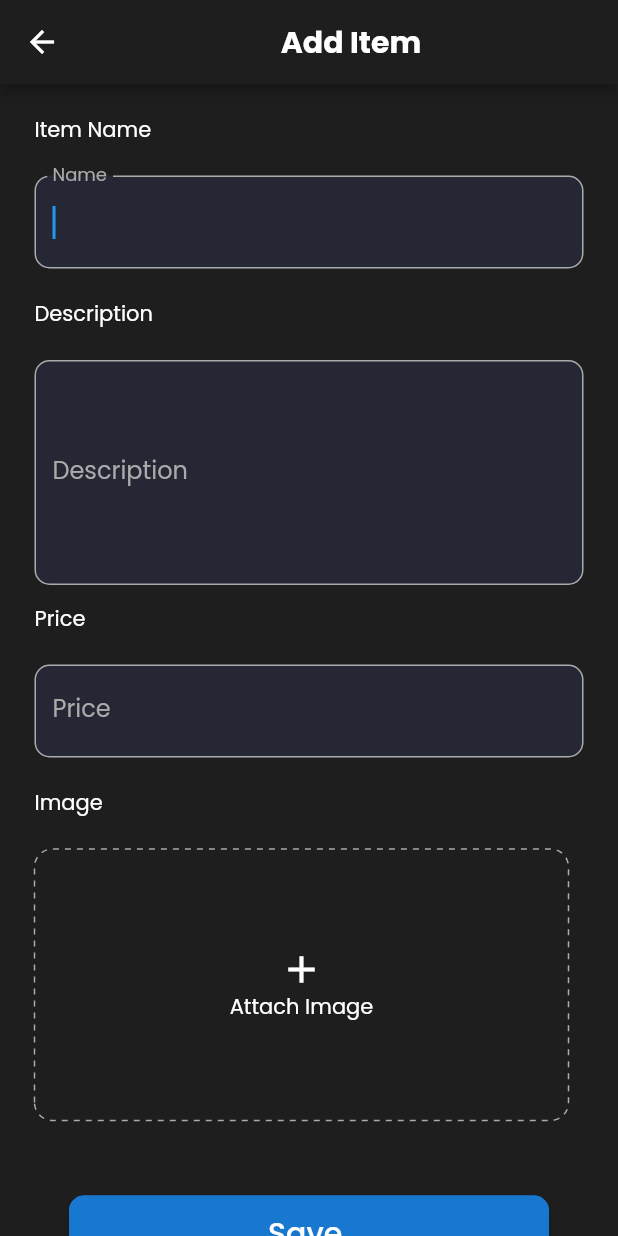
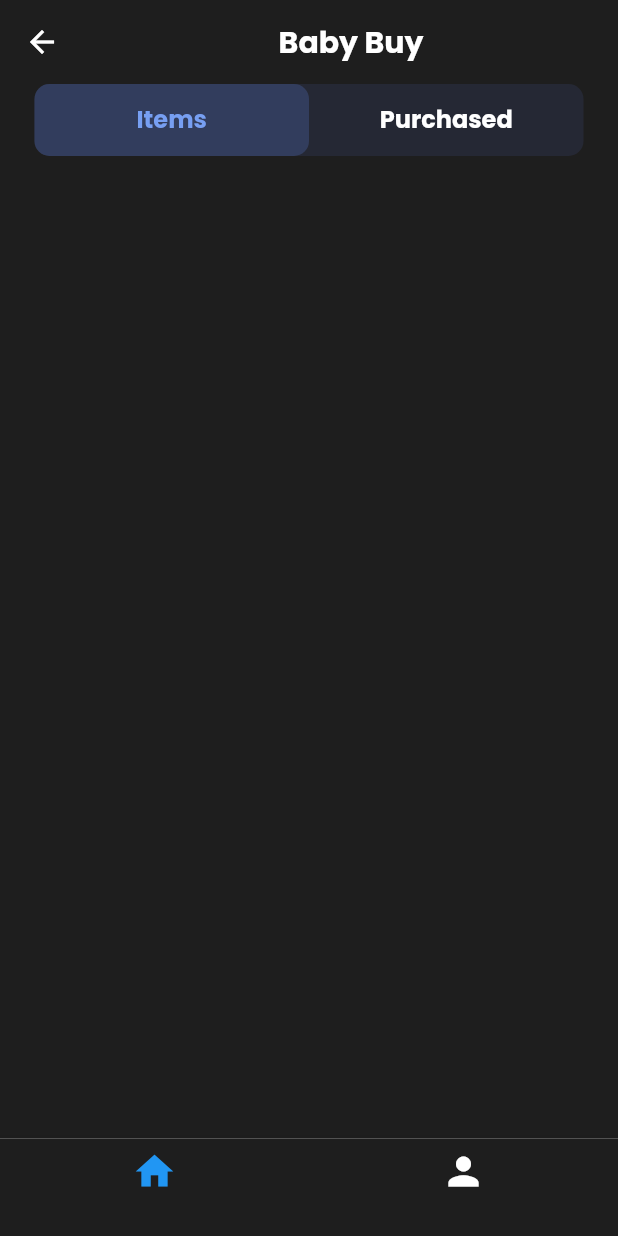
Before and after one commit to bidhan11/Baby-Needs-Flutter-project, a Flutter app: the SignInPage screen opened by its route, after a tap on "Sign In", on a phone screen of 412 x 824 dp. Run offline on Flutter 3.47's test engine with Material 2 defaults, Android fonts, the phone set to English and light mode, and no system bars; drawn by our look-alikes of dotted_border; our stand-ins replace get.

Commit message:
nav bar done

```diff
--- a/lib/routes/approutes.dart
+++ b/lib/routes/approutes.dart
@@ -1,6 +1,7 @@
 import 'package:baby_needs/controllers/splash_screen_controller.dart';
 import 'package:baby_needs/view/add_item_page.dart';
 import 'package:baby_needs/view/edit_item_page.dart';
+import 'package:baby_needs/view/home_page.dart';
 import 'package:baby_needs/view/intro_page.dart';
 import 'package:baby_needs/view/mothers_details_page.dart';
 import 'package:baby_needs/view/password_reset.dart';
@@ -8,6 +9,8 @@ import 'package:baby_needs/view/profile_page.dart';
 import 'package:baby_needs/view/sign_in_page.dart';
 import 'package:baby_needs/view/sign_up_page.dart';
 import 'package:baby_needs/view/splash_screen.dart';
+import 'package:baby_needs/widget/bottom_nav_bar.dart';
+import 'package:flutter/material.dart';
 import 'package:get/get.dart';
 
 var routes = [
@@ -25,5 +28,6 @@ var routes = [
   GetPage(name: PasswordReset.routename, page: () => const PasswordReset()),
   GetPage(name: ProfilePage.routename, page: () => const ProfilePage()),
   GetPage(name: AddItemPage.routename, page: () => const AddItemPage()),
-  GetPage(name: EditItemPage.routename, page: () => const EditItemPage()),
+  GetPage(name: HomePage.routename, page: () => const HomePage()),
+  GetPage(name: NavBar.routename, page: () => NavBar()),
 ];
--- a/lib/utils/colors.dart
+++ b/lib/utils/colors.dart
@@ -8,4 +8,5 @@ class AppColor {
   static const highlight = Color(0xff252834);
   static const texthighlight = Color(0xffAAAAAA);
   static const alert = Color(0xffFF3737);
+  static const indicator = Color(0xff323D5D);
 }
--- a/lib/view/add_item_page.dart
+++ b/lib/view/add_item_page.dart
@@ -102,17 +102,17 @@ class AddItemPage extends StatelessWidget {
                     ),
                   ),
                 ),
-                Padding(
-                  padding: const EdgeInsets.only(top: 50.0, left: 23, right: 23),
-                  child: SizedBox(
-                    width: 344,
-                    child: CustomButton(
-                        buttonname: "Save ",
-                        bordercolor: AppColor.bordercolor,
-                        buttoncolor: AppColor.bordercolor,
-                        onPressed: () {}),
-                  ),
+                const SizedBox(
+                  height: 40,
                 ),
+                CustomButton(
+                    buttonname: "Save ",
+                    bordercolor: AppColor.bordercolor,
+                    buttoncolor: AppColor.bordercolor,
+                    onPressed: () {}),
+                const SizedBox(
+                  height: 40,
+                )
               ],
             ),
           ),
--- /dev/null
+++ b/lib/view/home_page.dart
@@ -0,0 +1,33 @@
+import 'package:baby_needs/utils/colors.dart';
+import 'package:baby_needs/widget/bottom_nav_bar.dart';
+import 'package:baby_needs/widget/custom/custom_nav_bar.dart';
+import 'package:flutter/material.dart';
+
+class HomePage extends StatelessWidget {
+  static final String routename = "/HomePage";
+  const HomePage({super.key});
+
+  @override
+  Widget build(BuildContext context) {
+    return Scaffold(
+      backgroundColor: AppColor.homecolor,
+      appBar: AppBar(
+        elevation: 0,
+        backgroundColor: AppColor.homecolor,
+        title: const Center(
+            child: Text(
+          "Baby Buy",
+          style: TextStyle(fontSize: 20, fontWeight: FontWeight.bold),
+        )),
+      ),
+      body: Padding(
+        padding: const EdgeInsets.only(left: 23.0, right: 23),
+        child: Column(
+          children: const [
+            TabMenu(),
+          ],
+        ),
+      ),
+    );
+  }
+}
--- a/lib/view/intro_page.dart
+++ b/lib/view/intro_page.dart
@@ -25,10 +25,8 @@ class IntroPage extends StatelessWidget {
               padding: const EdgeInsets.only(top: 40.0, right: 66, left: 67),
               child: const Text(
                 "Welcome to Baby Buy",
-                style: TextStyle(
-                    fontSize: 20,
-                    color: AppColor.textcolor,
-                    fontWeight: FontWeight.bold),
+                style:
+                    TextStyle(fontSize: 20, color: AppColor.textcolor, fontWeight: FontWeight.bold),
               ),
             ),
             // ignore: prefer_const_constructors
@@ -41,7 +39,7 @@ class IntroPage extends StatelessWidget {
               ),
             ),
             Padding(
-              padding: const EdgeInsets.only(top: 62.0),
+              padding: const EdgeInsets.only(left: 59.0, right: 48, top: 62),
               child: CustomButton(
                 buttonname: "Sign Up",
                 bordercolor: AppColor.bordercolor,
@@ -52,7 +50,7 @@ class IntroPage extends StatelessWidget {
               ),
             ),
             Padding(
-              padding: const EdgeInsets.only(top: 40.0),
+              padding: const EdgeInsets.only(left: 59.0, right: 48, top: 40),
               child: CustomButton(
                 buttonname: "Sign In",
                 bordercolor: AppColor.bordercolor,
--- a/lib/view/mothers_details_page.dart
+++ b/lib/view/mothers_details_page.dart
@@ -1,4 +1,5 @@
 import 'package:baby_needs/utils/colors.dart';
+import 'package:baby_needs/view/home_page.dart';
 import 'package:baby_needs/view/password_reset.dart';
 import 'package:baby_needs/widget/custom/custom_button.dart';
 import 'package:baby_needs/widget/custom_text_field.dart';
@@ -35,9 +36,7 @@ class MothersDetailsPage extends StatelessWidget {
                   child: const Text(
                     "Mother Details",
                     style: TextStyle(
-                        color: AppColor.textcolor,
-                        fontSize: 32,
-                        fontWeight: FontWeight.bold),
+                        color: AppColor.textcolor, fontSize: 32, fontWeight: FontWeight.bold),
                   ),
                 ),
               ),
@@ -61,13 +60,13 @@ class MothersDetailsPage extends StatelessWidget {
                     fieldName: "Delivery Date",
                   )),
               Padding(
-                padding: const EdgeInsets.only(top: 46.0),
+                padding: const EdgeInsets.only(top: 46.0, left: 53, right: 53),
                 child: CustomButton(
                   buttonname: "Continue",
                   bordercolor: AppColor.bordercolor,
                   buttoncolor: AppColor.bordercolor,
                   onPressed: () {
-                    Get.offNamed("ProfilePage");
+                    Get.offNamed(HomePage.routename);
                   },
                 ),
               ),
--- a/lib/view/profile_page.dart
+++ b/lib/view/profile_page.dart
@@ -18,7 +18,7 @@ class ProfilePage extends StatelessWidget {
           backgroundColor: AppColor.homecolor,
           title: const Center(
               child: Text(
-            "Change Password",
+            "Profile Page",
             style: TextStyle(fontWeight: FontWeight.bold, fontSize: 20),
           ))),
       // ignore: prefer_const_constructors
@@ -33,9 +33,7 @@ class ProfilePage extends StatelessWidget {
                 padding: EdgeInsets.only(top: 20.0),
                 child: Center(
                   child: CircleAvatar(
-                      radius: 70,
-                      backgroundImage:
-                          AssetImage("assets/images/profile.jpeg")),
+                      radius: 70, backgroundImage: AssetImage("assets/images/profile.jpeg")),
                 ),
               ),
               const Padding(
@@ -44,9 +42,7 @@ class ProfilePage extends StatelessWidget {
                   child: Text(
                     "Zane Sharma",
                     style: TextStyle(
-                        color: AppColor.textcolor,
-                        fontSize: 16,
-                        fontWeight: FontWeight.w800),
+                        color: AppColor.textcolor, fontSize: 16, fontWeight: FontWeight.w800),
                   ),
                 ),
               ),
@@ -56,9 +52,7 @@ class ProfilePage extends StatelessWidget {
                   child: Text(
                     "zanesharma@gmail.com",
                     style: TextStyle(
-                        color: AppColor.textcolor,
-                        fontSize: 12,
-                        fontWeight: FontWeight.w500),
+                        color: AppColor.textcolor, fontSize: 12, fontWeight: FontWeight.w500),
                   ),
                 ),
               ),
@@ -67,9 +61,7 @@ class ProfilePage extends StatelessWidget {
                 child: Text(
                   "Statisctics",
                   style: TextStyle(
-                      color: AppColor.textcolor,
-                      fontSize: 20,
-                      fontWeight: FontWeight.w800),
+                      color: AppColor.textcolor, fontSize: 20, fontWeight: FontWeight.w800),
                 ),
               ),
               Padding(
@@ -80,7 +72,7 @@ class ProfilePage extends StatelessWidget {
                       t_head: "Total items",
                       t_body: "100",
                     ),
-                    SizedBox(
+                    const SizedBox(
                       width: 7,
                     ),
                     BackgroundTile(
@@ -95,9 +87,7 @@ class ProfilePage extends StatelessWidget {
                 child: Text(
                   "Mother Detail",
                   style: TextStyle(
-                      color: AppColor.textcolor,
-                      fontWeight: FontWeight.bold,
-                      fontSize: 20),
+                      color: AppColor.textcolor, fontWeight: FontWeight.bold, fontSize: 20),
                 ),
               ),
               Padding(
@@ -106,8 +96,7 @@ class ProfilePage extends StatelessWidget {
                   height: 80,
                   width: 344,
                   decoration: BoxDecoration(
-                      color: AppColor.highlight,
-                      borderRadius: BorderRadius.circular(10)),
+                      color: AppColor.highlight, borderRadius: BorderRadius.circular(10)),
                   child: Column(children: [
                     Row(
                       children: const [
@@ -125,8 +114,7 @@ class ProfilePage extends StatelessWidget {
                           padding: EdgeInsets.only(top: 16.0, left: 5),
                           child: Text(
                             "(1990/01/13)",
-                            style: TextStyle(
-                                color: AppColor.textcolor, fontSize: 12),
+                            style: TextStyle(color: AppColor.textcolor, fontSize: 12),
                           ),
                         )
                       ],
@@ -154,9 +142,7 @@ class ProfilePage extends StatelessWidget {
                 child: Text(
                   "Settings",
                   style: TextStyle(
-                      color: AppColor.textcolor,
-                      fontSize: 20,
-                      fontWeight: FontWeight.bold),
+                      color: AppColor.textcolor, fontSize: 20, fontWeight: FontWeight.bold),
                 ),
               ),
               GestureDetector(
@@ -169,13 +155,11 @@ class ProfilePage extends StatelessWidget {
                     height: 50,
                     width: 344,
                     decoration: BoxDecoration(
-                        color: AppColor.highlight,
-                        borderRadius: BorderRadius.circular(7)),
+                        color: AppColor.highlight, borderRadius: BorderRadius.circular(7)),
                     child: Row(
                       children: const [
                         Padding(
-                          padding:
-                              EdgeInsets.only(top: 10.0, left: 12, bottom: 10),
+                          padding: EdgeInsets.only(top: 10.0, left: 12, bottom: 10),
                           child: Text(
                             "Password ",
                             style: TextStyle(
@@ -196,10 +180,11 @@ class ProfilePage extends StatelessWidget {
                   ),
                 ),
               ),
+              const SizedBox(
+                height: 48,
+              ),
               Padding(
-                padding: const EdgeInsets.only(top: 50.0, left: 20, right: 20),
-                child: SizedBox(
-                  width: 300,
+                padding: const EdgeInsets.only(right: 10.0),
                 child: CustomButton(
                     buttonname: "Log Out",
                     bordercolor: AppColor.alert,
@@ -208,21 +193,10 @@ class ProfilePage extends StatelessWidget {
                       Get.offAllNamed(IntroPage.routename);
                     }),
               ),
-              ),
             ],
           ),
         ),
       ),
-      bottomNavigationBar: BottomNavigationBar(
-        backgroundColor: AppColor.homecolor,
-        items: const [
-          BottomNavigationBarItem(
-            icon: Icon(Icons.home),
-            label: "Home",
-          ),
-          BottomNavigationBarItem(icon: Icon(Icons.person), label: "Profile"),
-        ],
-      ),
     );
   }
 }
--- a/lib/view/sign_in_page.dart
+++ b/lib/view/sign_in_page.dart
@@ -1,5 +1,7 @@
 import 'package:baby_needs/utils/colors.dart';
 import 'package:baby_needs/view/add_item_page.dart';
+import 'package:baby_needs/view/home_page.dart';
+import 'package:baby_needs/widget/bottom_nav_bar.dart';
 import 'package:baby_needs/widget/custom/custom_button.dart';
 import 'package:baby_needs/widget/custom_text_field.dart';
 import 'package:flutter/material.dart';
@@ -29,14 +31,11 @@ class SignInPage extends StatelessWidget {
               ),
               // ignore: prefer_const_constructors
               Padding(
-                padding:
-                    const EdgeInsets.only(top: 26.0, left: 127, right: 140),
+                padding: const EdgeInsets.only(top: 26.0, left: 127, right: 140),
                 child: const Text(
                   "Sign In",
                   style: TextStyle(
-                      color: AppColor.textcolor,
-                      fontSize: 32,
-                      fontWeight: FontWeight.bold),
+                      color: AppColor.textcolor, fontSize: 32, fontWeight: FontWeight.bold),
                 ),
               ),
               // ignore: prefer_const_constructors
@@ -53,13 +52,13 @@ class SignInPage extends StatelessWidget {
                     fieldName: "Password",
                   )),
               Padding(
-                padding: const EdgeInsets.only(top: 61.0),
+                padding: const EdgeInsets.only(top: 61.0, left: 51, right: 56),
                 child: CustomButton(
                     buttonname: "Sign In",
                     bordercolor: AppColor.bordercolor,
                     buttoncolor: AppColor.bordercolor,
                     onPressed: () {
-                      Get.offNamed(AddItemPage.routename);
+                      Get.offNamed(NavBar.routename);
                     }),
               ),
               // ignore: prefer_const_constructors
@@ -67,8 +66,7 @@ class SignInPage extends StatelessWidget {
                 padding: const EdgeInsets.only(top: 61.0),
                 child: const Text(
                   "Don't have an account?",
-                  style: TextStyle(
-                      color: Color.fromARGB(255, 163, 173, 199), fontSize: 16),
+                  style: TextStyle(color: Color.fromARGB(255, 163, 173, 199), fontSize: 16),
                 ),
               ),
               TextButton(
--- a/lib/view/sign_up_page.dart
+++ b/lib/view/sign_up_page.dart
@@ -1,5 +1,6 @@
 import 'package:baby_needs/utils/colors.dart';
 import 'package:baby_needs/view/mothers_details_page.dart';
+import 'package:baby_needs/widget/bottom_nav_bar.dart';
 import 'package:baby_needs/widget/custom/custom_button.dart';
 import 'package:baby_needs/widget/custom_text_field.dart';
 import 'package:flutter/material.dart';
@@ -29,14 +30,11 @@ class SignUpPage extends StatelessWidget {
               ),
               // ignore: prefer_const_constructors
               Padding(
-                padding:
-                    const EdgeInsets.only(top: 26.0, left: 127, right: 140),
+                padding: const EdgeInsets.only(top: 26.0, left: 127, right: 140),
                 child: const Text(
                   "Sign Up",
                   style: TextStyle(
-                      color: AppColor.textcolor,
-                      fontSize: 32,
-                      fontWeight: FontWeight.bold),
+                      color: AppColor.textcolor, fontSize: 32, fontWeight: FontWeight.bold),
                 ),
               ),
               // ignore: prefer_const_constructors
@@ -59,13 +57,13 @@ class SignUpPage extends StatelessWidget {
                     fieldName: "Password",
                   )),
               Padding(
-                padding: const EdgeInsets.only(top: 46.0),
+                padding: const EdgeInsets.only(top: 46.0, left: 51, right: 56),
                 child: CustomButton(
                   buttonname: "Sign Up",
                   bordercolor: AppColor.bordercolor,
                   buttoncolor: AppColor.bordercolor,
                   onPressed: () {
-                    Get.toNamed("MothersDetailsPage");
+                    Get.toNamed(NavBar.routename);
                   },
                 ),
               ),
@@ -74,8 +72,7 @@ class SignUpPage extends StatelessWidget {
                 padding: const EdgeInsets.only(top: 39.0),
                 child: const Text(
                   "Already have an account?",
-                  style: TextStyle(
-                      color: Color.fromARGB(255, 163, 173, 199), fontSize: 16),
+                  style: TextStyle(color: Color.fromARGB(255, 163, 173, 199), fontSize: 16),
                 ),
               ),
               TextButton(
--- /dev/null
+++ b/lib/widget/bottom_nav_bar.dart
@@ -0,0 +1,54 @@
+import 'package:baby_needs/utils/colors.dart';
+import 'package:baby_needs/view/home_page.dart';
+import 'package:baby_needs/view/profile_page.dart';
+import 'package:flutter/material.dart';
+
+class NavBar extends StatefulWidget {
+  static const String routename = "/ButtomNavBar";
+  @override
+  _NavBarState createState() => _NavBarState();
+}
+
+class _NavBarState extends State<NavBar> {
+  int _currentIndex = 0;
+
+  final List<Widget> _children = [
+    const HomePage(),
+    const ProfilePage(),
+  ];
+
+  @override
+  Widget build(BuildContext context) {
+    return Scaffold(
+      body: _children[_currentIndex],
+      bottomNavigationBar: BottomNavigationBar(
+        unselectedItemColor: AppColor.textcolor,
+        backgroundColor: AppColor.homecolor,
+        onTap: onTabTapped,
+        currentIndex: _currentIndex,
+        items: const [
+          BottomNavigationBarItem(
+            icon: Icon(
+              Icons.home,
+              size: 30,
+            ),
+            label: '',
+          ),
+          BottomNavigationBarItem(
+            icon: Icon(
+              Icons.person,
+              size: 30,
+            ),
+            label: '',
+          ),
+        ],
+      ),
+    );
+  }
+
+  void onTabTapped(int index) {
+    setState(() {
+      _currentIndex = index;
+    });
+  }
+}
--- a/lib/widget/custom/custom_button.dart
+++ b/lib/widget/custom/custom_button.dart
@@ -17,21 +17,17 @@ class CustomButton extends StatelessWidget {
 
   @override
   Widget build(BuildContext context) {
-    return SizedBox(
-      height: 50,
-      width: 282,
-      child: ElevatedButton(
+    return ElevatedButton(
       onPressed: onPressed,
       style: ElevatedButton.styleFrom(
+          minimumSize: const Size.fromHeight(50),
           backgroundColor: buttoncolor,
-            shape:
-                RoundedRectangleBorder(borderRadius: BorderRadius.circular(10)),
+          shape: RoundedRectangleBorder(borderRadius: BorderRadius.circular(10)),
           side: BorderSide(width: 2, color: bordercolor ?? Colors.white)),
       child: Text(
         buttonname!,
         style: const TextStyle(fontSize: 20),
       ),
-      ),
     );
   }
 }
--- /dev/null
+++ b/lib/widget/custom/custom_nav_bar.dart
@@ -0,0 +1,39 @@
+import 'package:baby_needs/utils/colors.dart';
+import 'package:flutter/material.dart';
+
+class TabMenu extends StatelessWidget {
+  const TabMenu({
+    super.key,
+  });
+
+  @override
+  Widget build(BuildContext context) {
+    return Container(
+        decoration: BoxDecoration(
+          borderRadius: BorderRadius.circular(10),
+          color: AppColor.highlight,
+        ),
+        child: DefaultTabController(
+          length: 2,
+          child: TabBar(
+              unselectedLabelColor: AppColor.textcolor,
+              indicator:
+                  BoxDecoration(borderRadius: BorderRadius.circular(10), color: AppColor.indicator),
+              labelColor: const Color(0xff779FF2),
+              tabs: const [
+                Tab(
+                  child: Text(
+                    "Items",
+                    style: TextStyle(fontSize: 16, fontWeight: FontWeight.w700),
+                  ),
+                ),
+                Tab(
+                  child: Text(
+                    "Purchased",
+                    style: TextStyle(fontSize: 16, fontWeight: FontWeight.w700),
+                  ),
+                )
+              ]),
+        ));
+  }
+}
```
Lines whose indentation alone changed are shown as unchanged.
